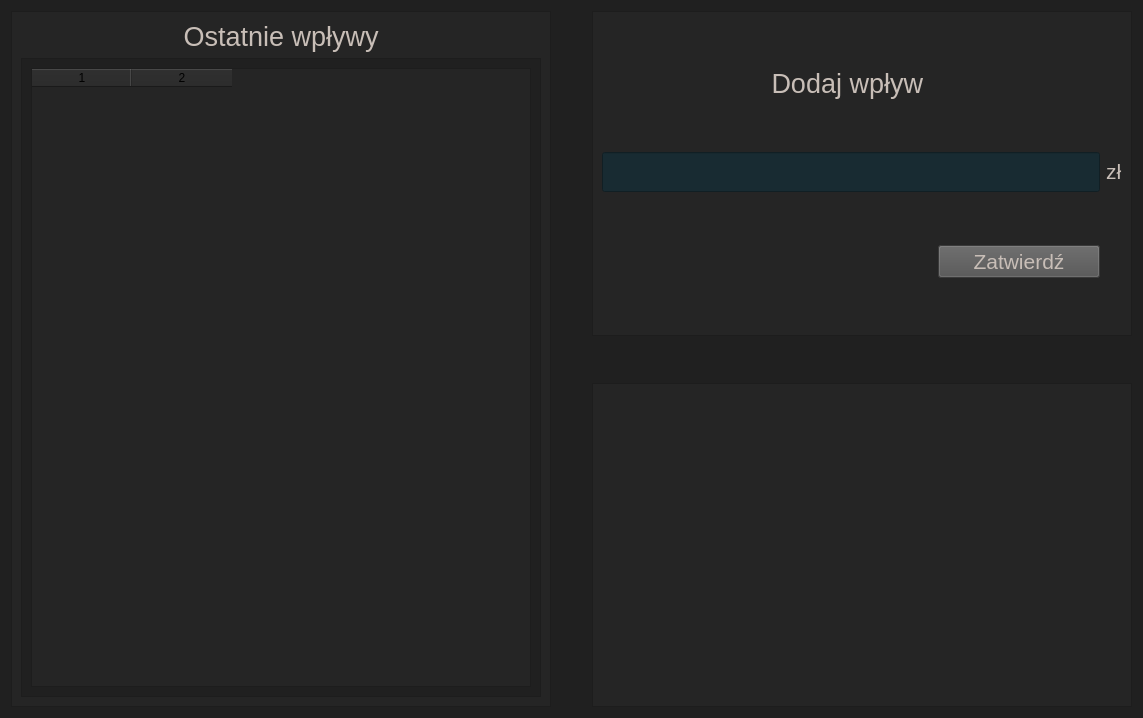
The window that ui/incomes_tab.ui (zuzmej/Wydatkoinator) describes before a commit, drawn with Qt 5.
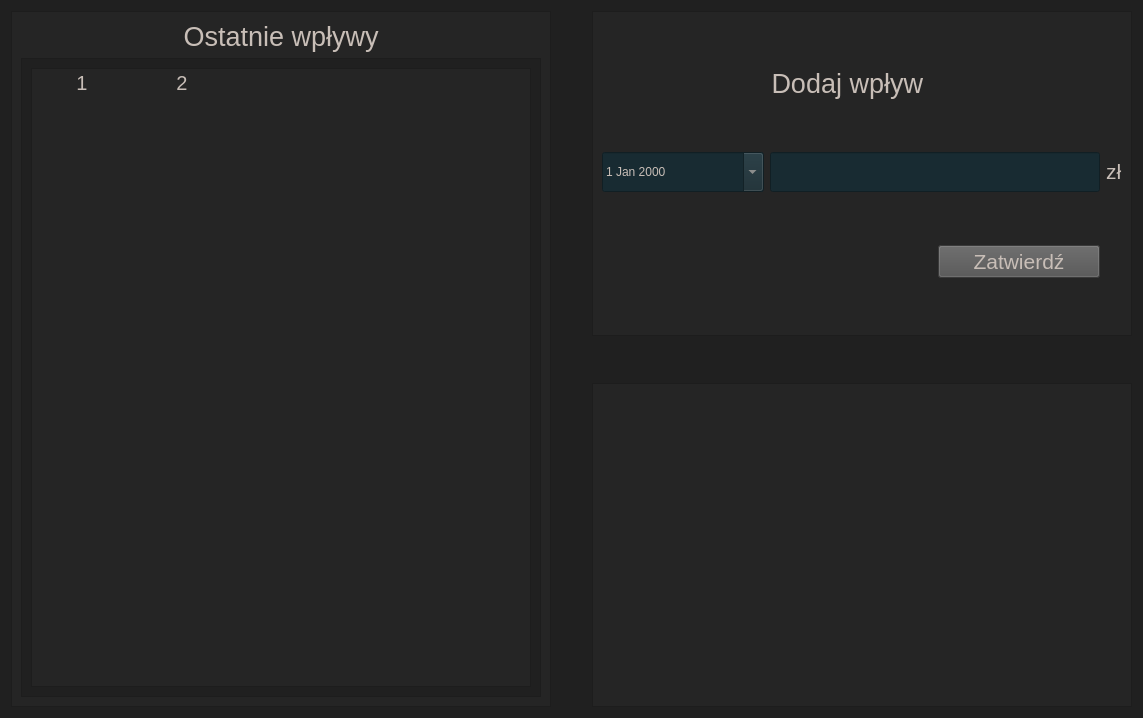
The same window after the commit.

```diff
--- a/ui/incomes_tab.ui
+++ b/ui/incomes_tab.ui
@@ -31,6 +31,10 @@
 QLineEdit{
 background-color:#182B32;
 color:#C8BEB7;
+}
+QDateEdit{
+background-color:#182B32;
+color:#C8BEB7;
 }</string>
   </property>
   <layout class="QGridLayout" name="gridLayout">
@@ -88,11 +92,32 @@
          <layout class="QGridLayout" name="gridLayout_4">
           <item row="0" column="0">
            <widget class="QTableWidget" name="incomes_list">
+            <property name="font">
+             <font>
+              <pointsize>15</pointsize>
+             </font>
+            </property>
+            <property name="styleSheet">
+             <string notr="true">QHeaderView::section {
+    background-color: transparent;  /* brak tła */
+    color:#C8BEB7;  /* kolor napisu */
+    border: none;  /* brak ramki */
+ font-size: 20px;  /* Ustawienie rozmiaru czcionki */
+}
+
+QTableWidget::item {
+    font-size: 20px;
+     color:#C8BEB7
+}</string>
+            </property>
+            <property name="textElideMode">
+             <enum>Qt::ElideRight</enum>
+            </property>
             <property name="showGrid">
              <bool>false</bool>
             </property>
             <property name="rowCount">
-             <number>19</number>
+             <number>0</number>
             </property>
             <property name="columnCount">
              <number>2</number>
@@ -121,25 +146,6 @@
             <attribute name="verticalHeaderStretchLastSection">
              <bool>false</bool>
             </attribute>
-            <row/>
-            <row/>
-            <row/>
-            <row/>
-            <row/>
-            <row/>
-            <row/>
-            <row/>
-            <row/>
-            <row/>
-            <row/>
-            <row/>
-            <row/>
-            <row/>
-            <row/>
-            <row/>
-            <row/>
-            <row/>
-            <row/>
             <column/>
             <column/>
            </widget>
@@ -246,22 +252,24 @@
         </property>
        </widget>
       </item>
-      <item row="1" column="0" colspan="3">
-       <widget class="QLineEdit" name="lineEdit">
+      <item row="0" column="0" colspan="3">
+       <widget class="QLabel" name="label_2">
         <property name="sizePolicy">
          <sizepolicy hsizetype="Preferred" vsizetype="Fixed">
           <horstretch>0</horstretch>
           <verstretch>0</verstretch>
          </sizepolicy>
         </property>
-        <property name="minimumSize">
-         <size>
-          <width>0</width>
-          <height>40</height>
-         </size>
+        <property name="font">
+         <font>
+          <pointsize>20</pointsize>
+         </font>
         </property>
-        <property name="clearButtonEnabled">
-         <bool>true</bool>
+        <property name="text">
+         <string>Dodaj wpływ </string>
+        </property>
+        <property name="alignment">
+         <set>Qt::AlignCenter</set>
         </property>
        </widget>
       </item>
@@ -283,6 +291,38 @@
         </property>
        </widget>
       </item>
+      <item row="1" column="1" colspan="2">
+       <widget class="QLineEdit" name="lineEdit">
+        <property name="sizePolicy">
+         <sizepolicy hsizetype="Preferred" vsizetype="Fixed">
+          <horstretch>0</horstretch>
+          <verstretch>0</verstretch>
+         </sizepolicy>
+        </property>
+        <property name="minimumSize">
+         <size>
+          <width>0</width>
+          <height>40</height>
+         </size>
+        </property>
+        <property name="clearButtonEnabled">
+         <bool>true</bool>
+        </property>
+       </widget>
+      </item>
+      <item row="1" column="0">
+       <widget class="QDateEdit" name="date">
+        <property name="minimumSize">
+         <size>
+          <width>0</width>
+          <height>40</height>
+         </size>
+        </property>
+        <property name="calendarPopup">
+         <bool>true</bool>
+        </property>
+       </widget>
+      </item>
      </layout>
     </widget>
    </item>
```
Left out of the diff: 23 changed lines with no effect on the pictures.
